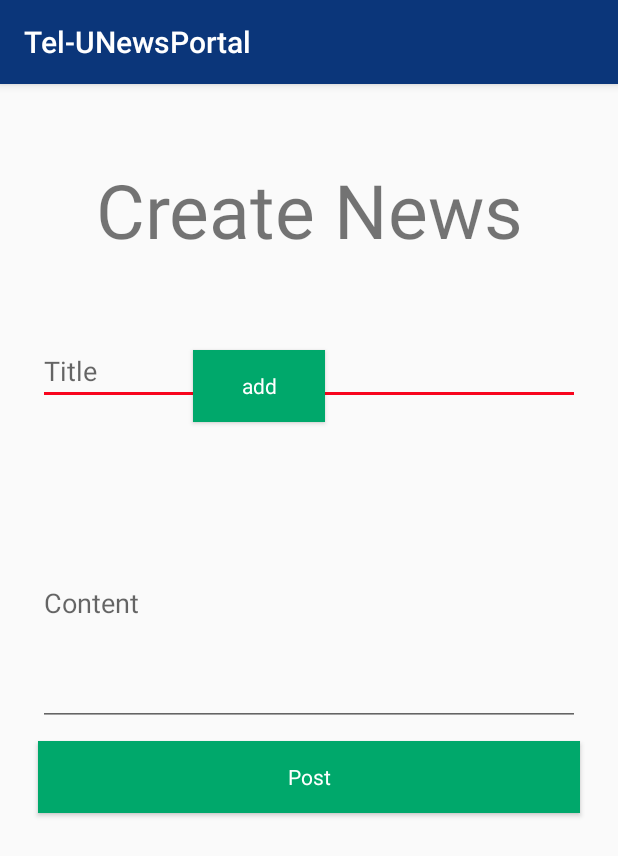
After one commit to noparticularskill/RPL, an Android app: the CreateNews screen opened directly, with no data from a screen before it, on a phone screen of 412 x 824 dp. The commit adds this screen. Shown: the top 856 px of the screen. Run offline under Robolectric (Android 15) with nearby library versions, the light colour scheme and no system bars.

Commit message:
add create news and more

```diff
--- a/app/src/main/AndroidManifest.xml
+++ b/app/src/main/AndroidManifest.xml
@@ -9,6 +9,7 @@
         android:roundIcon="@mipmap/ic_launcher_round"
         android:supportsRtl="true"
         android:theme="@style/AppTheme">
+        <activity android:name=".CreateNews"></activity>
         <activity android:name=".Register" />
         <activity android:name=".MainActivity" />
         <activity android:name=".Splash" />
@@ -19,8 +20,7 @@
                 <category android:name="android.intent.category.LAUNCHER" />
             </intent-filter>
         </activity>
-        <activity android:name=".TampilanAwalNM" />
-        <activity android:name=".TampilanAwalMember"></activity>
+        <activity android:name=".Login" />
     </application>
 
 </manifest>
--- /dev/null
+++ b/app/src/main/java/com/example/android/tel_unewsportal/CreateNews.java
@@ -0,0 +1,13 @@
+package com.example.android.tel_unewsportal;
+
+import android.support.v7.app.AppCompatActivity;
+import android.os.Bundle;
+
+public class CreateNews extends AppCompatActivity {
+
+    @Override
+    protected void onCreate(Bundle savedInstanceState) {
+        super.onCreate(savedInstanceState);
+        setContentView(R.layout.activity_create_news);
+    }
+}
--- /dev/null
+++ b/app/src/main/res/layout/activity_create_news.xml
@@ -0,0 +1,102 @@
+<?xml version="1.0" encoding="utf-8"?>
+<android.support.constraint.ConstraintLayout xmlns:android="http://schemas.android.com/apk/res/android"
+    xmlns:app="http://schemas.android.com/apk/res-auto"
+    xmlns:tools="http://schemas.android.com/tools"
+    android:layout_width="match_parent"
+    android:layout_height="match_parent"
+    tools:context=".CreateNews">
+
+
+
+    <TextView
+        android:id="@+id/tv"
+        android:layout_width="wrap_content"
+        android:layout_height="wrap_content"
+        android:layout_marginStart="176dp"
+        android:layout_marginLeft="176dp"
+        android:layout_marginTop="50dp"
+        android:layout_marginEnd="176dp"
+        android:layout_marginRight="176dp"
+        android:text="Create News"
+        android:textSize="50sp"
+        android:textAlignment="center"
+        app:layout_constraintEnd_toEndOf="parent"
+        app:layout_constraintStart_toStartOf="parent"
+        app:layout_constraintTop_toTopOf="parent" />
+
+    <EditText
+        android:id="@+id/et_title"
+        style="@style/Widget.AppCompat.EditText"
+        android:layout_width="0dp"
+        android:layout_height="wrap_content"
+        android:layout_marginStart="25dp"
+        android:layout_marginTop="31dp"
+        android:layout_marginEnd="25dp"
+        android:ems="10"
+        android:fadingEdge="horizontal"
+        android:hint="Title"
+        android:inputType="textPersonName"
+        app:layout_constraintEnd_toEndOf="parent"
+        app:layout_constraintHorizontal_bias="0.0"
+        app:layout_constraintStart_toStartOf="parent"
+        app:layout_constraintTop_toBottomOf="@+id/imageView13" />
+
+
+    <EditText
+        android:id="@+id/et_content"
+        style="@style/Widget.AppCompat.EditText"
+        android:layout_width="0dp"
+        android:layout_height="164dp"
+        android:layout_marginStart="25dp"
+        android:layout_marginTop="50dp"
+        android:layout_marginEnd="25dp"
+        android:ems="10"
+        android:hint="Content"
+        android:inputType="textMultiLine"
+        app:layout_constraintEnd_toEndOf="parent"
+        app:layout_constraintHorizontal_bias="1.0"
+        app:layout_constraintStart_toStartOf="parent"
+        app:layout_constraintTop_toBottomOf="@+id/et_title" />
+
+    <Button
+        android:id="@+id/button"
+        android:layout_width="0dp"
+        android:layout_height="wrap_content"
+        android:layout_marginStart="25dp"
+        android:layout_marginTop="10dp"
+        android:layout_marginEnd="25dp"
+        android:background="#00A86B"
+        android:text="Post"
+        android:textAppearance="@style/TextAppearance.AppCompat"
+        android:textColor="@android:color/background_light"
+        app:layout_constraintEnd_toEndOf="parent"
+        app:layout_constraintHorizontal_bias="0.0"
+        app:layout_constraintStart_toStartOf="parent"
+        app:layout_constraintTop_toBottomOf="@+id/et_content" />
+
+    <ImageView
+        android:id="@+id/imageView13"
+        android:layout_width="wrap_content"
+        android:layout_height="wrap_content"
+        android:layout_marginTop="20dp"
+        android:layout_marginEnd="64dp"
+        app:layout_constraintEnd_toEndOf="parent"
+        app:layout_constraintTop_toBottomOf="@+id/tv"
+        tools:srcCompat="@tools:sample/avatars" />
+
+    <Button
+        android:id="@+id/pic"
+        android:layout_width="wrap_content"
+        android:layout_height="wrap_content"
+        android:layout_marginStart="64dp"
+        android:layout_marginTop="60dp"
+        android:layout_marginEnd="67dp"
+        android:background="#00A86B"
+        android:text="add"
+        android:textAppearance="@style/TextAppearance.AppCompat"
+        android:textColor="@android:color/background_light"
+        app:layout_constraintEnd_toStartOf="@+id/imageView13"
+        app:layout_constraintStart_toStartOf="parent"
+        app:layout_constraintTop_toBottomOf="@+id/tv" />
+
+</android.support.constraint.ConstraintLayout>
--- a/app/src/main/res/layout/activity_splashscreen.xml
+++ b/app/src/main/res/layout/activity_splashscreen.xml
@@ -27,7 +27,7 @@
         android:layout_marginTop="120dp"
         android:layout_marginEnd="8dp"
         android:fontFamily="serif"
-        android:text="Tel-U News Portal"
+        android:text="@string/tel_u_news_portal"
         android:textColor="#082859"
         android:textSize="30sp"
         app:layout_constraintEnd_toEndOf="parent"
--- a/app/src/main/res/layout/tampilanberita.xml
+++ b/app/src/main/res/layout/tampilanberita.xml
@@ -27,7 +27,7 @@
         android:layout_marginStart="77dp"
         android:layout_marginTop="20dp"
         android:layout_marginEnd="249dp"
-        android:text="Berita"
+        android:text="@string/berita"
         app:layout_constraintEnd_toEndOf="parent"
         app:layout_constraintHorizontal_bias="0.0"
         app:layout_constraintStart_toStartOf="parent"
--- a/app/src/main/res/values/colors.xml
+++ b/app/src/main/res/values/colors.xml
@@ -2,5 +2,5 @@
 <resources>
     <color name="colorPrimary">#0b367a</color>
     <color name="colorPrimaryDark">#FFFFFF</color>
-    <color name="colorAccent">#f8051d</color>
+    <color name="colorAccent">#F8051D</color>
 </resources>
```
Also changed, not shown: app/src/main/res/layout/activity_main.xml (+25 -19 lines), app/src/main/res/layout/activity_splash.xml (+5 -5 lines), app/src/main/res/layout/activity_students_corner.xml (+20 -12 lines), app/src/main/res/values/strings.xml (+8 -0 lines), 1 other file.
